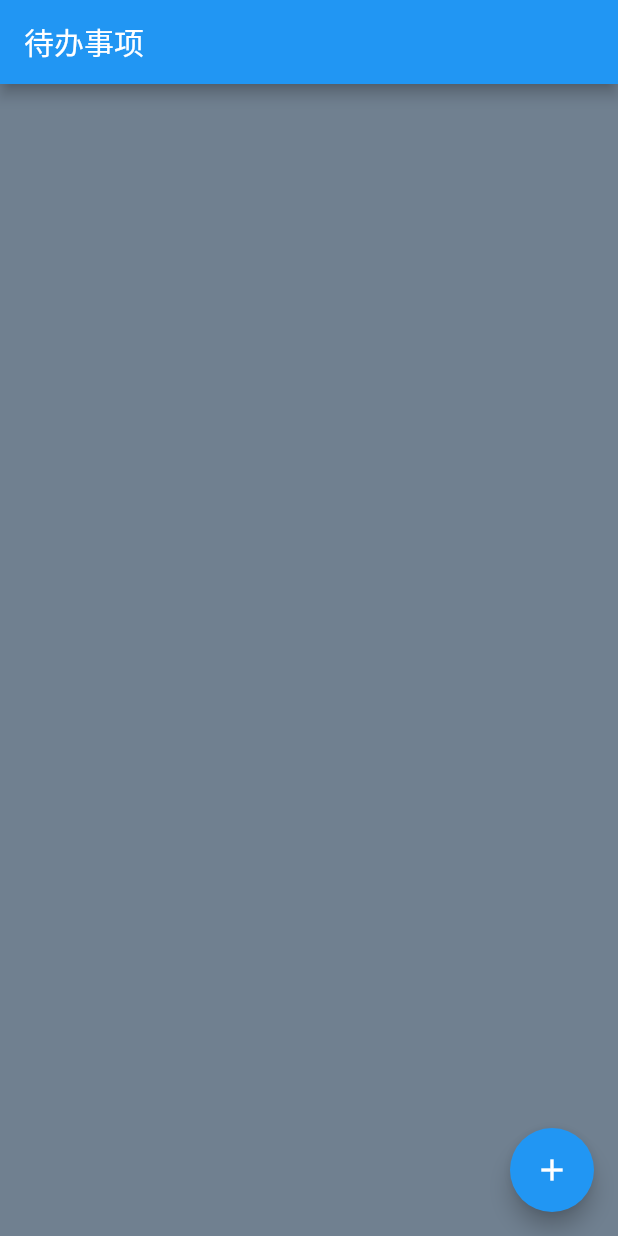
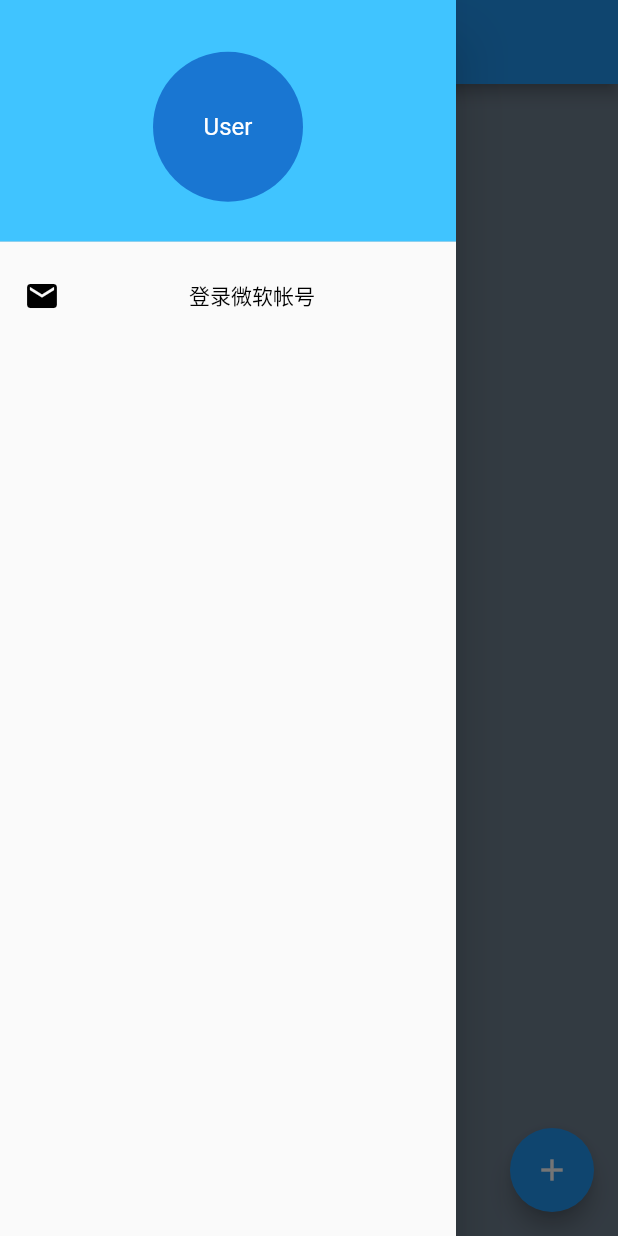
Before and after one commit to pye52/f_todo, a Flutter app: the screen it shows after launch, with the side drawer open (before the commit the screen has no drawer), on a phone screen of 412 x 824 dp. Run offline on Flutter 3.47's test engine with Material 2 defaults, Android fonts, the phone set to English and light mode, and no system bars; our stand-ins replace dio, flutter_datetime_picker, logger, permission_handler, webview_flutter; missing offline and left inert: dio_log, sqfentity, sqfentity_gen; statements that could not run were skipped.

Commit message:
开发中...

```diff
--- a/lib/main.dart
+++ b/lib/main.dart
@@ -1,3 +1,4 @@
+import 'package:dio_log/dio_log.dart';
 import 'package:f_todo/module/todo_list.dart';
 import 'package:flutter/material.dart';
 import 'package:flutter_localizations/flutter_localizations.dart';
--- a/lib/module/todo_list.dart
+++ b/lib/module/todo_list.dart
@@ -2,8 +2,10 @@ import 'dart:async';
 import 'dart:io';
 
 import 'package:async/async.dart';
+import 'package:dio_log/dio_log.dart';
 import 'package:f_todo/model/list_model.dart';
 import 'package:f_todo/model/model.dart';
+import 'package:f_todo/module/login/msc_login.dart';
 import 'package:f_todo/repository/todo_repository.dart';
 import 'package:f_todo/todo.dart';
 import 'package:f_todo/widget/todo_add.dart';
@@ -66,6 +68,50 @@ class TodoListState extends State<TodoList> {
         title: Text("待办事项"),
       ),
       backgroundColor: Color(0xFF708090),
+      drawer: Drawer(
+        child: ListView(
+          children: [
+            DrawerHeader(
+              decoration: BoxDecoration(
+                color: Colors.lightBlueAccent,
+              ),
+              child: Center(
+                child: SizedBox(
+                  width: 100,
+                  height: 100,
+                  child: CircleAvatar(
+                    child: Text("User"),
+                  ),
+                ),
+              ),
+            ),
+            TextButton(
+              style: TextButton.styleFrom(
+                padding: const EdgeInsets.all(16),
+                primary: Colors.black,
+              ),
+              onPressed: () {
+                Navigator.of(context).push(
+                  MaterialPageRoute(builder: (context) => MscLoginPage()),
+                );
+              },
+              child: Row(
+                children: [
+                  Icon(Icons.mail),
+                  const Padding(padding: const EdgeInsets.only(left: 8)),
+                  Expanded(
+                    child: Text(
+                      "登录微软帐号",
+                      style: TextStyle(fontWeight: FontWeight.normal),
+                      textAlign: TextAlign.center,
+                    ),
+                  ),
+                ],
+              ),
+            ),
+          ],
+        ),
+      ),
       body: StreamBuilder<List<Todo>>(
         stream: _streamController.stream,
         builder: (context, snapshot) {
```
Also changed, not shown: lib/api/microsoft_dio.dart (added, +24 -0 lines), lib/module/login/msc_login.dart (added, +115 -0 lines), lib/plugin/calendar_plugin.dart (+9 -0 lines), pubspec.yaml (+10 -0 lines), pubspec.lock, 11 other files.
